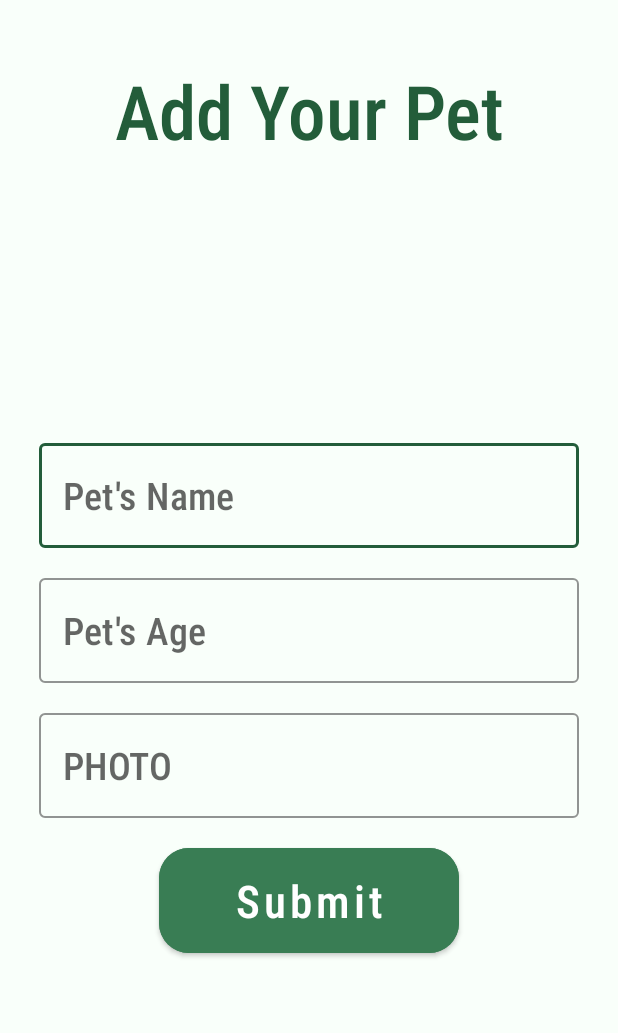
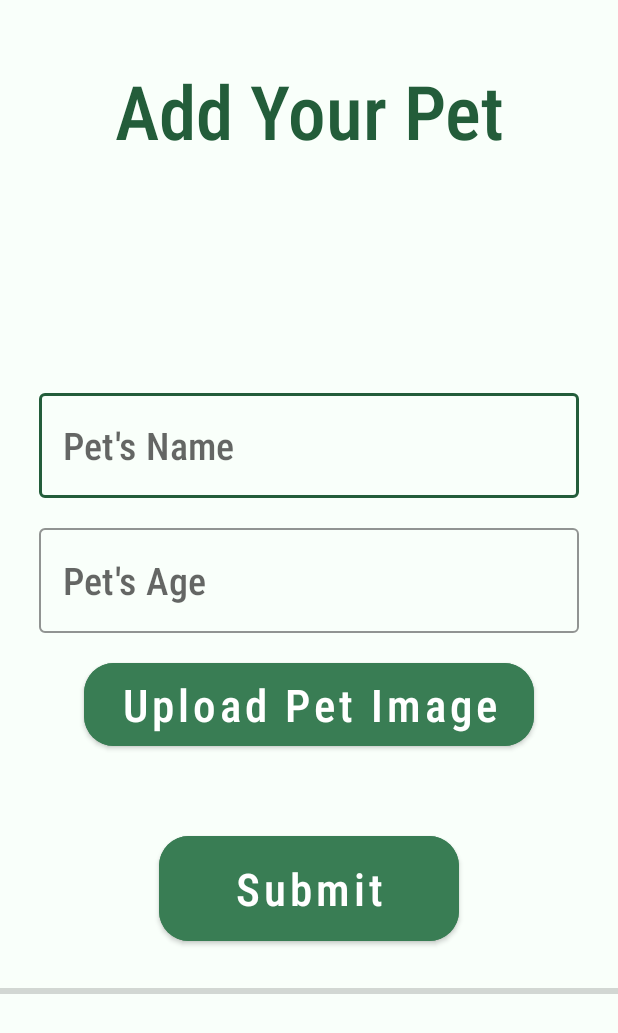
Before and after one commit to Alpha110R/Alpha_Care, an Android app: the AddPetToUserActivity screen opened directly, with no data from a screen before it, on a phone screen of 412 x 824 dp. Shown: the top 1033 px of the screen. Run offline under Robolectric (Android 15) with nearby library versions, the light colour scheme and no system bars.

Commit message:
Added and managed the firebase storage for the pet's images + added Picasso to the project + has problem with the recycleView for the user's pets after you add a new one it one refresh complete

```diff
--- a/app/build.gradle
+++ b/app/build.gradle
@@ -42,8 +42,11 @@ dependencies {
     implementation platform('com.google.firebase:firebase-bom:30.1.0')
     implementation 'com.google.firebase:firebase-analytics'
     implementation 'com.google.firebase:firebase-firestore' //FireStore
-    implementation 'com.google.firebase:firebase-storage'
+    implementation 'com.google.firebase:firebase-storage' //FireStorage
     implementation 'com.google.firebase:firebase-auth'//Authentication
 
     implementation 'com.firebaseui:firebase-ui-auth:7.2.0'//Firebase-UI
+
+    implementation 'com.squareup.picasso:picasso:2.8'
+
 }
--- a/app/src/main/AndroidManifest.xml
+++ b/app/src/main/AndroidManifest.xml
@@ -4,7 +4,9 @@
     <uses-permission android:name="android.permission.INTERNET" />
     <uses-permission android:name="android.permission.READ_PHONE_NUMBERS" />
     <uses-permission android:name="android.permission.VIBRATE" />
-    <uses-permission android:name="android.permission.READ_CONTACTS" />
+    <uses-permission android:name="android.permission.READ_CONTACTS"/>
+    <uses-permission android:name="android.permission.READ_EXTERNAL_STORAGE"/>
+    <uses-permission android:name="android.permission.WRITE_EXTERNAL_STORAGE"/>
 
     <application
         android:name=".App"
--- a/app/src/main/java/com/example/alpha_care/Activities/AddPetToUserActivity.java
+++ b/app/src/main/java/com/example/alpha_care/Activities/AddPetToUserActivity.java
@@ -1,9 +1,14 @@
 package com.example.alpha_care.Activities;
 
 import android.content.Intent;
+import android.net.Uri;
 import android.os.Bundle;
 import android.util.Log;
+import android.widget.ProgressBar;
 
+import androidx.activity.result.ActivityResultCallback;
+import androidx.activity.result.ActivityResultLauncher;
+import androidx.activity.result.contract.ActivityResultContracts;
 import androidx.appcompat.app.AppCompatActivity;
 
 import com.example.alpha_care.Enums.EnumFinals;
@@ -16,9 +21,12 @@ import com.google.android.material.textfield.TextInputEditText;
 public class AddPetToUserActivity extends AppCompatActivity {
     private Intent intent;
     private Bundle bundle;//Has userID
-    private MaterialButton addPetToUser_BTN_submit;
+    private MaterialButton addPetToUser_BTN_submit, addPetToUser_BTN_petImage;
     private TextInputEditText addPetToUser_EDT_petAge, addPetToUser_EDT_petName;
+    private ProgressBar addPetToUser_progress_bar;
     private Pet pet;
+    private static final int PICK_FROM_GALLERY = 1;
+
 
     @Override
     protected void onCreate(Bundle savedInstanceState) {
@@ -28,7 +36,22 @@ public class AddPetToUserActivity extends AppCompatActivity {
         bundle = intent.getBundleExtra(EnumFinals.BUNDLE.toString());
         findViews();
         pet = new Pet();
-        Log.d("tagg", "Add Pet for new Pet: " + pet.toString());
+
+        addPetToUser_BTN_petImage.setOnClickListener(view -> {
+            /*try {
+                if (ActivityCompat.checkSelfPermission(AddPetToUserActivity.this, Manifest.permission.READ_EXTERNAL_STORAGE) != PackageManager.PERMISSION_GRANTED) {
+                    ActivityCompat.requestPermissions(AddPetToUserActivity.this, new String[]{Manifest.permission.READ_EXTERNAL_STORAGE, Manifest.permission.WRITE_EXTERNAL_STORAGE}, PICK_FROM_GALLERY);
+                } else {
+                    Intent galleryIntent = new Intent(Intent.ACTION_PICK, android.provider.MediaStore.Images.Media.EXTERNAL_CONTENT_URI);
+                    mGetContent.launch("image/*");
+                }
+            } catch (Exception e) {
+                e.printStackTrace();
+            }*/
+            addPetToUser_BTN_submit.setClickable(false);
+            mGetContent.launch("image/*");
+
+        });
 
         addPetToUser_BTN_submit.setOnClickListener(view -> {
             pet.setName(addPetToUser_EDT_petName.getText().toString());
@@ -40,10 +63,38 @@ public class AddPetToUserActivity extends AppCompatActivity {
 
     }
 
+    ActivityResultLauncher<String> mGetContent = registerForActivityResult(new ActivityResultContracts.GetContent(),
+            new ActivityResultCallback<Uri>() {
+                @Override
+                public void onActivityResult(Uri uri) {
+                    // Handle the returned Uri
+                    Log.d("tagg", "enter the Activity Result");
+                    Repository.getMe().uploadImageToStorage(AddPetToUserActivity.this, uri, addPetToUser_progress_bar);
+                }
+            });
+
+    /*@Override
+    public void onRequestPermissionsResult(int requestCode, @NonNull String permissions[], @NonNull int[] grantResults) {
+        super.onRequestPermissionsResult(requestCode, permissions, grantResults);
+        switch (requestCode) {
+            case PICK_FROM_GALLERY:
+                // If request is cancelled, the result arrays are empty.
+                if (grantResults.length > 0 && grantResults[0] == PackageManager.PERMISSION_GRANTED) {
+                    Intent galleryIntent = new Intent(Intent.ACTION_PICK, MediaStore.Images.Media.EXTERNAL_CONTENT_URI);
+                    mGetContent.launch("image/*");
+                } else {
+                    //do something like displaying a message that he didn`t allow the app to access gallery and you wont be able to let him select from gallery
+                }
+                break;
+        }
+    }*/
+
     private void findViews() {
         addPetToUser_BTN_submit = findViewById(R.id.addPetToUser_BTN_submit);
+        addPetToUser_BTN_petImage = findViewById(R.id.addPetToUser_BTN_petImage);
         addPetToUser_EDT_petAge = findViewById(R.id.addPetToUser_EDT_petAge);
         addPetToUser_EDT_petName = findViewById(R.id.addPetToUser_EDT_petName);
+        addPetToUser_progress_bar = findViewById(R.id.addPetToUser_progress_bar);
     }
 
     /**
@@ -57,4 +108,12 @@ public class AddPetToUserActivity extends AppCompatActivity {
         finish();
     }
 
+    public void setPetImageUrl(String imageUrl){
+        pet.setPetImageUrl(imageUrl);
+    }
+
+    public void setSubmitButtonOn(){
+        addPetToUser_BTN_submit.setClickable(true);
+    }
+
 }
--- a/app/src/main/java/com/example/alpha_care/AdaptersToRecycleView/PetCardAdapter.java
+++ b/app/src/main/java/com/example/alpha_care/AdaptersToRecycleView/PetCardAdapter.java
@@ -12,6 +12,7 @@ import com.example.alpha_care.CallBacks.CallBack_PetCard;
 import com.example.alpha_care.Objects.Pet;
 import com.example.alpha_care.R;
 import com.google.android.material.textview.MaterialTextView;
+import com.squareup.picasso.Picasso;
 
 import java.util.ArrayList;
 import java.util.List;
@@ -47,7 +48,9 @@ public class PetCardAdapter extends RecyclerView.Adapter<RecyclerView.ViewHolder
  */
         holder.homePage_LBL_petName.setText(pet.getName());
         holder.homePage_LBL_petAge.setText(pet.getAge()+"");
-        holder.homePage_IMG_petImage.setImageResource(R.drawable.ic_addpet_empty);
+        if(pet.getPetImageUrl() != null)
+            Picasso.get().load(pet.getPetImageUrl()).into(holder.homePage_IMG_petImage);
+        holder.homePage_IMG_petImage.setImageResource(R.drawable.img_dogplaceholder);
     }
 
     @Override
--- a/app/src/main/res/layout/activity_addpettouser.xml
+++ b/app/src/main/res/layout/activity_addpettouser.xml
@@ -79,32 +79,23 @@
             android:textCursorDrawable="@drawable/color_cursor"/>
     </com.google.android.material.textfield.TextInputLayout>
 
-    <com.google.android.material.textfield.TextInputLayout
-        style="@style/Widget.MaterialComponents.TextInputLayout.OutlinedBox.Dense"
-        android:layout_width="wrap_content"
-        android:layout_height="90dp"
+    <com.google.android.material.button.MaterialButton
+        android:id="@+id/addPetToUser_BTN_petImage"
+        android:layout_width="300dp"
+        android:layout_height="55dp"
+        android:textAllCaps="false"
+        android:text="Upload Pet Image"
+        android:textSize="30sp"
         android:fontFamily="sans-serif-condensed-medium"
-        android:gravity="center"
-        android:textColorHint="#232932"
-        app:boxStrokeColor="#235D3A"
+        android:layout_gravity="center"
+        android:insetBottom="0dp"
+        android:insetTop="0dp"
         app:cornerRadius="20dp"
-        app:endIconMode="clear_text"
-        app:endIconTint="#235D3A"
-        app:hintTextColor="#232932"
-        app:errorEnabled="true"
-        app:hintEnabled="false">
-        <com.google.android.material.textfield.TextInputEditText
-            android:layout_width="360dp"
-            android:layout_height="70dp"
-            android:layout_marginBottom="20dp"
-            android:hint="PHOTO"
-            android:ems="10"
-            android:fontFamily="sans-serif-condensed-medium"
-            android:textColor="#232932"
-            android:textSize="25sp"
-            android:textCursorDrawable="@drawable/color_cursor"/>
-    </com.google.android.material.textfield.TextInputLayout>
+        android:backgroundTint="@color/bottom_nav_color" />
 
+        <Space
+            android:layout_width="0dp"
+            android:layout_height="60dp"/>
         <com.google.android.material.button.MaterialButton
             android:id="@+id/addPetToUser_BTN_submit"
             android:layout_width="200dp"
@@ -118,6 +109,13 @@
             android:insetTop="0dp"
             app:cornerRadius="20dp"
             android:backgroundTint="@color/bottom_nav_color" />
+
+        <ProgressBar
+            android:id="@+id/addPetToUser_progress_bar"
+            style="@style/Widget.AppCompat.ProgressBar.Horizontal"
+            android:layout_width="match_parent"
+            android:layout_height="wrap_content"
+            android:layout_marginTop="25dp"/>
     </androidx.appcompat.widget.LinearLayoutCompat>
 
 
```
Also changed, not shown: app/src/main/java/com/example/alpha_care/Activities/PetProfileActivity.java (+18 -8 lines), app/src/main/java/com/example/alpha_care/Activities/PetsListActivity.java (+13 -9 lines), app/src/main/java/com/example/alpha_care/MyFireStore.java (+3 -21 lines), app/src/main/java/com/example/alpha_care/Objects/Pet.java (+5 -8 lines), app/src/main/java/com/example/alpha_care/Repository.java (+8 -20 lines), app/src/main/java/com/example/alpha_care/Utils/MyFireStorage.java (added, +92 -0 lines), app/src/main/res/layout/activity_petprofile.xml (+18 -6 lines). Lines whose indentation alone changed are shown as unchanged.
